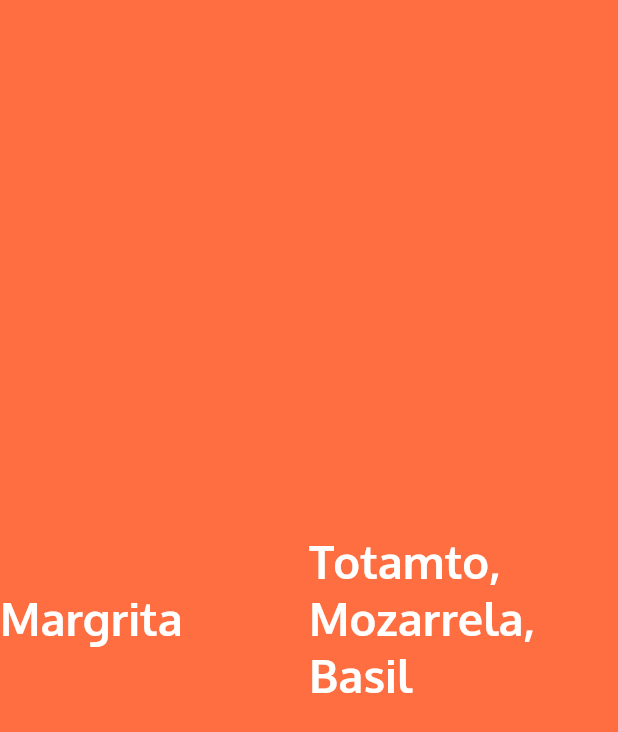
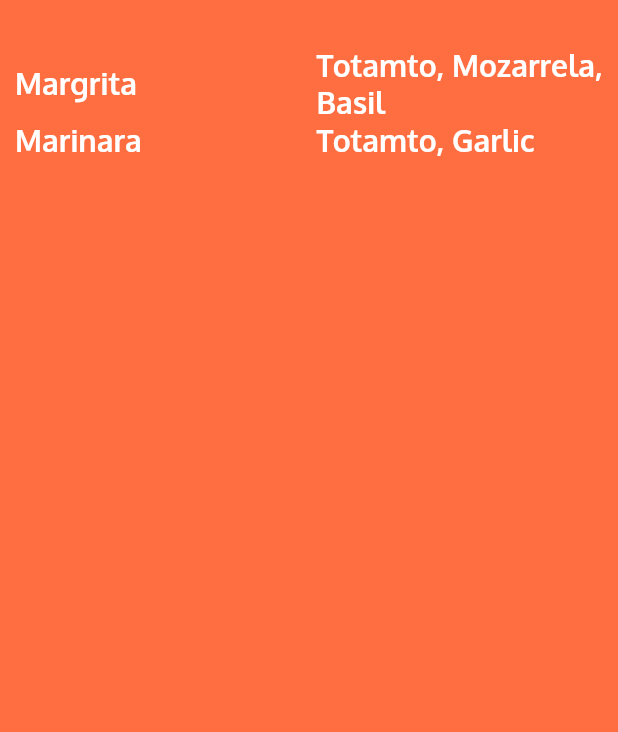
Before and after one commit to Harin-Kaklotar/app_widgets, a Flutter app: the screen it shows after launch, on a phone screen of 412 x 824 dp. Shown: the top 732 px of the screen. Run offline on Flutter 3.47's test engine with Material 2 defaults, Android fonts, the phone set to English and light mode, and no system bars.

Commit message:
use column widgets and use padding

```diff
--- a/lib/ui/home.dart
+++ b/lib/ui/home.dart
@@ -7,16 +7,19 @@ class Home extends StatelessWidget {
         child: Container(
             color: Colors.deepOrangeAccent,
             alignment: Alignment.center,
+            padding: EdgeInsets.only(left: 10.0, top: 30.0),
             // height: 500,
             // width: 300,
             //margin: EdgeInsets.only(left: 50.0),
-            child: Row(
+            child: Column(
+              children: <Widget>[
+                Row(
                   children: <Widget>[
                     Expanded(
                         child: Text(
                       "Margrita",
                       style: TextStyle(
-                      fontSize: 30.0,
+                          fontSize: 20.0,
                           color: Colors.white,
                           decoration: TextDecoration.none,
                           fontFamily: "Oxygen",
@@ -27,7 +30,7 @@ class Home extends StatelessWidget {
                         child: Text(
                       "Totamto, Mozarrela, Basil",
                       style: TextStyle(
-                      fontSize: 30.0,
+                          fontSize: 20.0,
                           color: Colors.white,
                           decoration: TextDecoration.none,
                           fontFamily: "Oxygen",
@@ -35,6 +38,34 @@ class Home extends StatelessWidget {
                       textDirection: TextDirection.ltr,
                     ))
                   ],
+                ),
+                Row(
+                  children: <Widget>[
+                    Expanded(
+                        child: Text(
+                      "Marinara",
+                      style: TextStyle(
+                          fontSize: 20.0,
+                          color: Colors.white,
+                          decoration: TextDecoration.none,
+                          fontFamily: "Oxygen",
+                          fontWeight: FontWeight.w700),
+                      textDirection: TextDirection.ltr,
+                    )),
+                    Expanded(
+                        child: Text(
+                      "Totamto, Garlic",
+                      style: TextStyle(
+                          fontSize: 20.0,
+                          color: Colors.white,
+                          decoration: TextDecoration.none,
+                          fontFamily: "Oxygen",
+                          fontWeight: FontWeight.w700),
+                      textDirection: TextDirection.ltr,
+                    ))
+                  ],
+                )
+              ],
             )));
   }
 }
```
Lines whose indentation alone changed are shown as unchanged.
